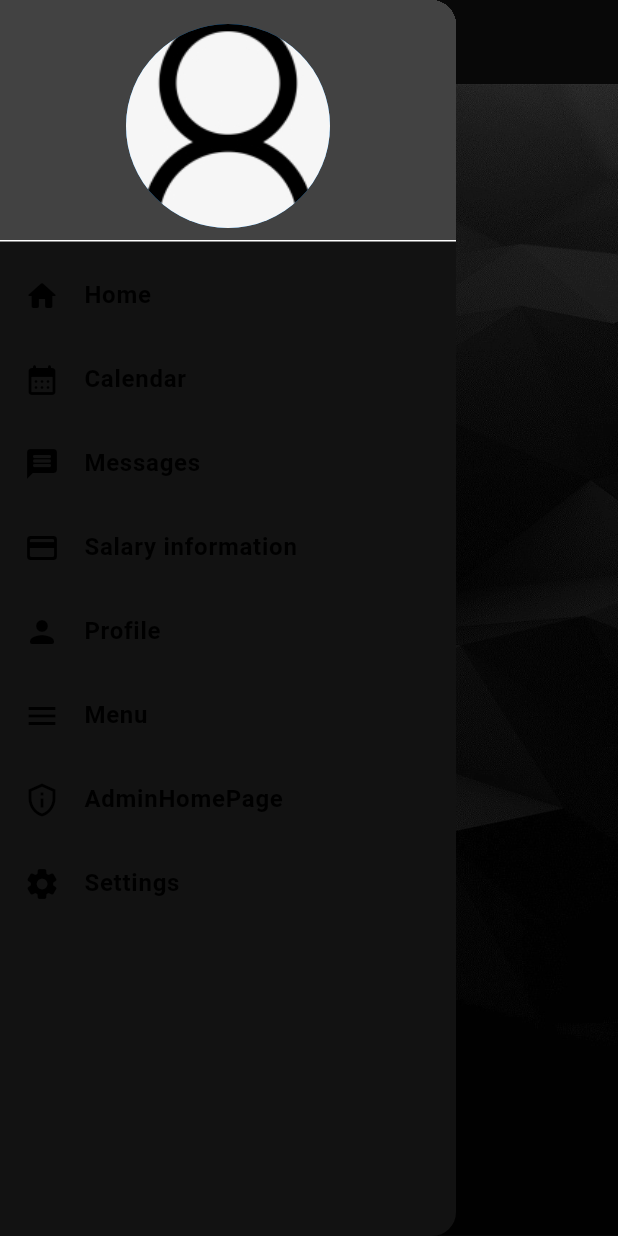
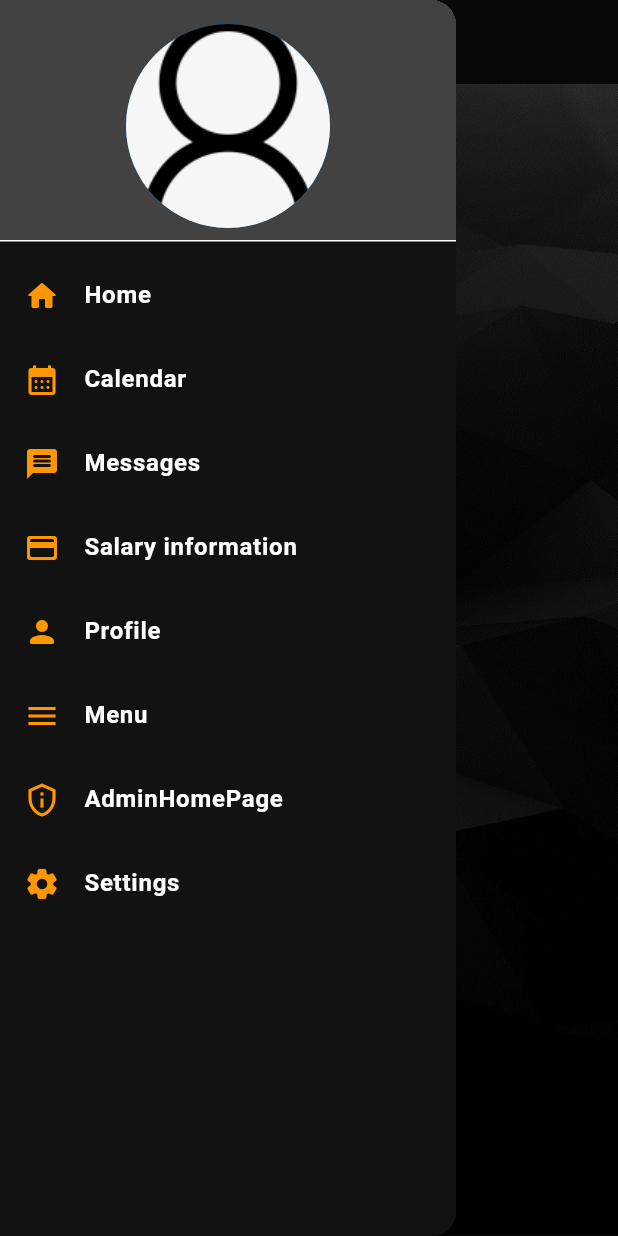
Before and after one commit to Sovellusprojektit/Kellokortti, a Flutter app: the HomePage screen opened by its route, with the side drawer open, on a phone screen of 412 x 824 dp. Run offline on Flutter 3.47's test engine with Material 3 defaults, Android fonts, the phone set to English and light mode, and no system bars; our stand-ins replace cloud_firestore, firebase_auth, firebase_core, hive_flutter, syncfusion_flutter_calendar; accounts and stored records are empty; generated files the repository leaves out were written again.

Commit message:
Korjailtu teemoja

```diff
--- a/lib/main.dart
+++ b/lib/main.dart
@@ -1,6 +1,7 @@
 import 'dart:async';
 import 'package:firebase_auth/firebase_auth.dart';
 import 'package:firebase_core/firebase_core.dart';
+import './utility/firebase_options.dart';
 import 'package:flutter/material.dart';
 import 'package:hive_flutter/hive_flutter.dart';
 import 'package:mobprojekti/models/event.dart';
@@ -12,7 +13,7 @@ import './utility/router.dart' as route;
 
 void main() async {
   WidgetsFlutterBinding.ensureInitialized();
-  await Firebase.initializeApp();
+  await Firebase.initializeApp(options: DefaultFirebaseOptions.currentPlatform);
   await Hive.initFlutter();
   await Hive.openBox('userData');
   runApp(const MyApp());
--- a/lib/pages/homepage.dart
+++ b/lib/pages/homepage.dart
@@ -2,6 +2,7 @@ import 'package:firebase_auth/firebase_auth.dart';
 import 'package:flutter/material.dart';
 import '../utility/router.dart' as route;
 import 'package:hive_flutter/hive_flutter.dart';
+import '../widgets/drawer_tile.dart';
 
 class HomePage extends StatefulWidget {
   const HomePage({Key? key}) : super(key: key);
@@ -29,7 +30,7 @@ class _HomePageState extends State<HomePage> {
         centerTitle: true,
       ),
       drawer: Drawer(
-        backgroundColor: Theme.of(context).appBarTheme.backgroundColor,
+        backgroundColor: Theme.of(context).primaryColor,
         child: ListView(
           padding: EdgeInsets.zero,
           children: <Widget>[
@@ -40,38 +41,39 @@ class _HomePageState extends State<HomePage> {
                 backgroundImage: AssetImage('assets/pfp_placeholder.jpg'),
               ),
             ),
-            ListTile(
-              leading: const Icon(Icons.home_rounded),
-              title: const Text('Home'),
+            ThemedListTile(
+              icon: Icons.home_rounded,
+              text: 'Home',
               onTap: () => Navigator.pop(context),
             ),
-            ListTile(
-              leading: const Icon(Icons.calendar_month_rounded),
-              title: const Text('Calendar'),
+            ThemedListTile(
+              icon: Icons.calendar_month_rounded,
+              text: 'Calendar',
               onTap: () => Navigator.pushNamed(context, route.calendarPage),
             ),
-            ListTile(
-                leading: const Icon(Icons.message_rounded),
-                title: const Text('Messages'),
-                onTap: () {} //Navigator.pushNamed(context, route.messagePage),
-                ),
-            ListTile(
-              leading: const Icon(Icons.payment_rounded),
-              title: const Text('Salary information'),
+            ThemedListTile(
+              icon: Icons.message_rounded,
+              text: 'Messages',
+              onTap: () {}, //Navigator.pushNamed(context, route.messagePage),
+            ),
+            ThemedListTile(
+              icon: Icons.payment_rounded,
+              text: 'Salary information',
               onTap: () => Navigator.pushNamed(context, route.salaryInfo),
             ),
-            ListTile(
-              leading: const Icon(Icons.person_rounded),
-              title: const Text('Profile'),
+            ThemedListTile(
+              icon: Icons.person_rounded,
+              text: 'Profile',
               onTap: () => Navigator.pushNamed(context, route.profilePage),
             ),
-            ListTile(
-                leading: const Icon(Icons.menu),
-                title: const Text('Menu'),
-                onTap: () => Navigator.pushNamed(context, route.menuPage)),
-            ListTile(
-              leading: const Icon(Icons.privacy_tip_outlined),
-              title: const Text('AdminHomePage'),
+            ThemedListTile(
+              icon: Icons.menu,
+              text: 'Menu',
+              onTap: () => Navigator.pushNamed(context, route.menuPage),
+            ),
+            ThemedListTile(
+              icon: Icons.privacy_tip_outlined,
+              text: 'AdminHomePage',
               onTap: () {
                 if (_userInfo.get('isAdmin')) {
                   Navigator.pushNamed(context, route.adminHomePage);
@@ -96,9 +98,9 @@ class _HomePageState extends State<HomePage> {
                 }
               },
             ),
-            ListTile(
-              leading: const Icon(Icons.settings_rounded),
-              title: const Text('Settings'),
+            ThemedListTile(
+              icon: Icons.settings_rounded,
+              text: 'Settings',
               onTap: () => Navigator.pushNamed(context, route.settingsPage),
             ),
           ],
--- /dev/null
+++ b/lib/widgets/drawer_tile.dart
@@ -0,0 +1,18 @@
+import 'package:flutter/material.dart';
+
+class ThemedListTile extends StatelessWidget {
+  final IconData icon;
+  final String text;
+  final VoidCallback onTap;
+
+  const ThemedListTile({super.key, required this.icon, required this.text, required this.onTap});
+
+  @override
+  Widget build(BuildContext context) {
+    return ListTile(
+      leading: Icon(icon, color: Theme.of(context).iconTheme.color),
+      title: Text(text, style: TextStyle(color: Theme.of(context).textTheme.bodyLarge?.color)),
+      onTap: onTap,
+    );
+  }
+}
```
Also changed, not shown: lib/pages/accountinfopage.dart (+0 -55 lines), lib/pages/settings.dart (+33 -18 lines), lib/utility/theme_data.dart (+11 -1 lines), lib/widgets/themed_switch.dart (added, +19 -0 lines), 1 other file.
